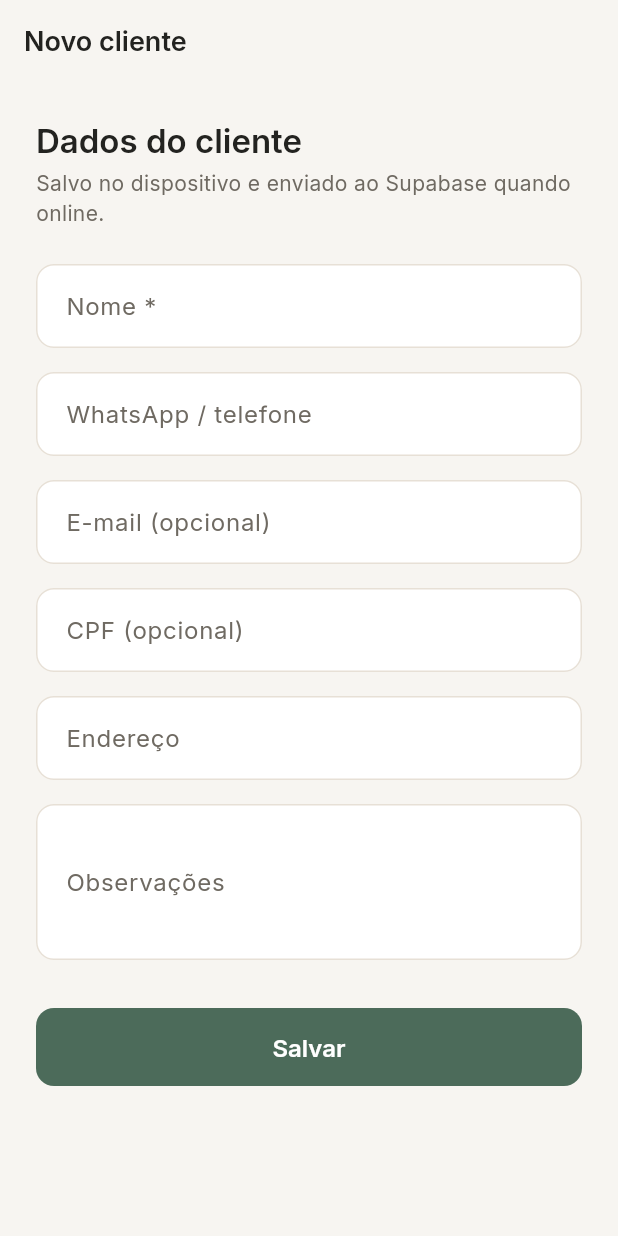
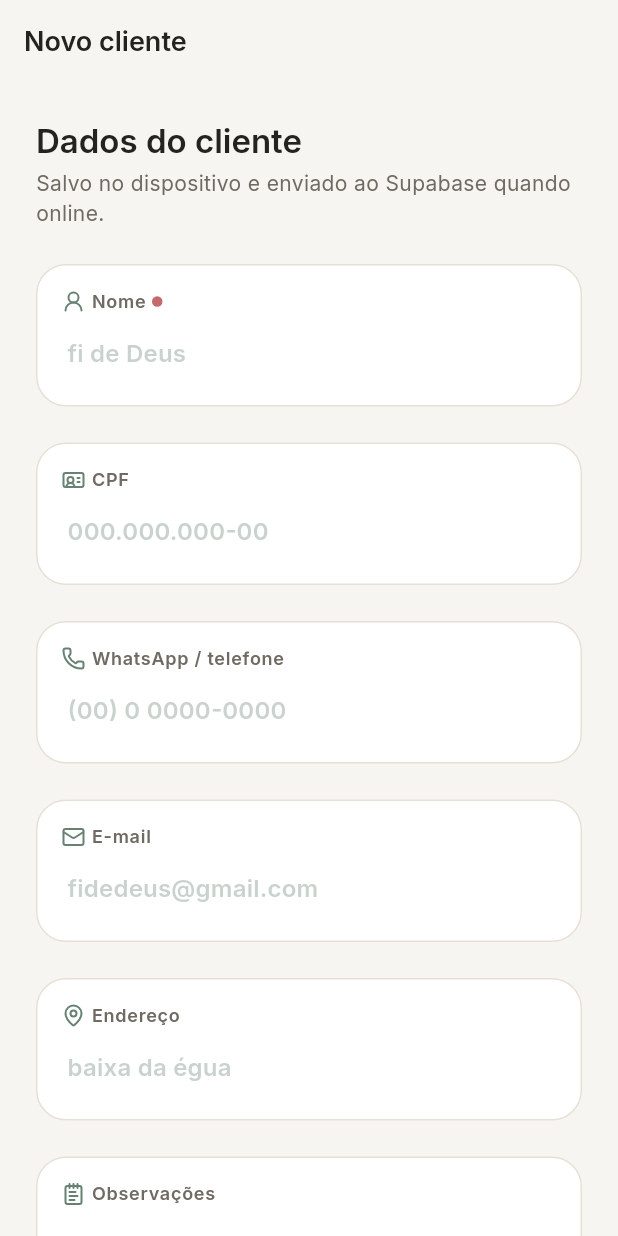
Before and after one commit to firmisbr/facilite-plus, a Flutter app: the ClientFormPage screen opened by its route, on a phone screen of 412 x 824 dp. Run offline on Flutter 3.47's test engine with Material 3 defaults, Android fonts, the phone set to English and light mode, and no system bars; our stand-ins replace connectivity_plus, drift, flutter_lucide, flutter_riverpod, go_router, google_fonts and 2 more; accounts and stored records are empty; generated files the repository leaves out were written again.

Commit message:
feat(ui): padroniza AppTextField e mascaras nos formularios
Co-authored-by: Cursor <cursoragent@cursor.com>

```diff
--- a/lib/features/clients/presentation/pages/client_form_page.dart
+++ b/lib/features/clients/presentation/pages/client_form_page.dart
@@ -6,6 +6,8 @@ import '../../../../core/theme/app_colors.dart';
 import '../../../../core/theme/app_spacing.dart';
 import '../../../../services/supabase/supabase_providers.dart';
 import '../../../../services/sync/sync_providers.dart';
+import '../../../../shared/utils/br_cpf_input_formatter.dart';
+import '../../../../shared/utils/br_phone_input_formatter.dart';
 import '../../../../shared/widgets/app_bar_actions.dart';
 import '../../../../shared/widgets/app_primary_button.dart';
 import '../../../../shared/widgets/app_text_field.dart';
@@ -48,9 +50,9 @@ class _ClientFormPageState extends ConsumerState<ClientFormPage> {
         await ref.read(clientsRepositoryProvider).getById(widget.clientId!);
     if (client == null || !mounted) return;
     _nameController.text = client.name;
-    _phoneController.text = client.phone ?? '';
+    _phoneController.text = BrPhoneInputFormatter.formatDisplay(client.phone);
     _emailController.text = client.email ?? '';
-    _documentController.text = client.document ?? '';
+    _documentController.text = BrCpfInputFormatter.formatDisplay(client.document);
     _addressController.text = client.address ?? '';
     _notesController.text = client.notes ?? '';
     setState(() => _initialLoad = false);
@@ -218,32 +220,41 @@ class _ClientFormPageState extends ConsumerState<ClientFormPage> {
                   AppTextField(
                     controller: _nameController,
                     label: 'Nome *',
+                    hint: 'fi de Deus',
                     validator: (v) =>
                         v == null || v.trim().isEmpty ? 'Obrigatório' : null,
                   ),
-                  const SizedBox(height: AppSpacing.md),
+                  const SizedBox(height: AppSpacing.lg),
+                  AppTextField(
+                    controller: _documentController,
+                    label: 'CPF (opcional)',
+                    hint: '000.000.000-00',
+                    keyboardType: TextInputType.number,
+                    inputFormatters: const [BrCpfInputFormatter()],
+                  ),
+                  const SizedBox(height: AppSpacing.lg),
                   AppTextField(
                     controller: _phoneController,
                     label: 'WhatsApp / telefone',
+                    hint: '(00) 0 0000-0000',
                     keyboardType: TextInputType.phone,
+                    inputFormatters: const [BrPhoneInputFormatter()],
                   ),
-                  const SizedBox(height: AppSpacing.md),
+                  const SizedBox(height: AppSpacing.lg),
                   AppTextField(
                     controller: _emailController,
                     label: 'E-mail (opcional)',
+                    hint: 'fidedeus@gmail.com',
                     keyboardType: TextInputType.emailAddress,
+                    autocorrect: false,
                   ),
-                  const SizedBox(height: AppSpacing.md),
-                  AppTextField(
-                    controller: _documentController,
-                    label: 'CPF (opcional)',
-                  ),
-                  const SizedBox(height: AppSpacing.md),
+                  const SizedBox(height: AppSpacing.lg),
                   AppTextField(
                     controller: _addressController,
                     label: 'Endereço',
+                    hint: 'baixa da égua',
                   ),
-                  const SizedBox(height: AppSpacing.md),
+                  const SizedBox(height: AppSpacing.lg),
                   AppTextField(
                     controller: _notesController,
                     label: 'Observações',
--- a/lib/features/loans/presentation/pages/loan_create_page.dart
+++ b/lib/features/loans/presentation/pages/loan_create_page.dart
@@ -726,6 +726,7 @@ class _ClientStepPage extends StatelessWidget {
               label: 'E-mail',
               controller: emailController,
               keyboardType: TextInputType.emailAddress,
+              hintText: 'fidedeus@gmail.com',
               autocorrect: false,
             ),
             const SizedBox(height: AppSpacing.lg),
--- a/lib/shared/widgets/app_text_field.dart
+++ b/lib/shared/widgets/app_text_field.dart
@@ -1,12 +1,17 @@
 import 'package:flutter/material.dart';
 import 'package:flutter/services.dart';
+import 'package:flutter_lucide/flutter_lucide.dart';
 
+import 'floating_label_input_card.dart';
+
+/// Campo de formulário padrão do app (card com rótulo no topo).
 class AppTextField extends StatelessWidget {
   const AppTextField({
     super.key,
-    this.controller,
+    required this.controller,
     this.label,
     this.hint,
+    this.icon,
     this.obscureText = false,
     this.keyboardType,
     this.maxLines = 1,
@@ -16,11 +21,18 @@ class AppTextField extends StatelessWidget {
     this.inputFormatters,
     this.readOnly = false,
     this.onTap,
+    this.required,
+    this.textAlign = TextAlign.start,
+    this.prefixText,
+    this.suffixText,
+    this.textCapitalization = TextCapitalization.none,
+    this.fieldStyle,
   });
 
-  final TextEditingController? controller;
+  final TextEditingController controller;
   final String? label;
   final String? hint;
+  final IconData? icon;
   final bool obscureText;
   final TextInputType? keyboardType;
   final int maxLines;
@@ -30,25 +42,77 @@ class AppTextField extends StatelessWidget {
   final List<TextInputFormatter>? inputFormatters;
   final bool readOnly;
   final VoidCallback? onTap;
+  final bool? required;
+  final TextAlign textAlign;
+  final String? prefixText;
+  final String? suffixText;
+  final TextCapitalization textCapitalization;
+  final TextStyle? fieldStyle;
+
+  static String displayLabel(String? label) {
+    if (label == null) return 'Campo';
+    return label
+        .replaceAll('*', '')
+        .replaceAll(RegExp(r'\s*\(opcional\)\s*', caseSensitive: false), '')
+        .trim();
+  }
+
+  static bool isRequiredLabel(String? label, bool? required) {
+    if (required != null) return required;
+    return label != null && label.contains('*');
+  }
+
+  static IconData iconForLabel(String? label) {
+    final l = (label ?? '').toLowerCase();
+    if (l.contains('e-mail') || l.contains('email')) return LucideIcons.mail;
+    if (l.contains('senha') || l.contains('password')) {
+      return LucideIcons.lock;
+    }
+    if (l.contains('whatsapp') ||
+        l.contains('telefone') ||
+        l.contains('phone')) {
+      return LucideIcons.phone;
+    }
+    if (l.contains('cpf') || l.contains('documento')) {
+      return LucideIcons.id_card;
+    }
+    if (l.contains('nome')) return LucideIcons.user_round;
+    if (l.contains('endereço') || l.contains('endereco')) {
+      return LucideIcons.map_pin;
+    }
+    if (l.contains('valor')) return LucideIcons.banknote;
+    if (l.contains('parcela')) return LucideIcons.layers;
+    if (l.contains('juros')) return LucideIcons.percent;
+    if (l.contains('data') || l.contains('vencimento')) {
+      return LucideIcons.calendar;
+    }
+    if (l.contains('observ')) return LucideIcons.notepad_text;
+    if (l.contains('confirmar')) return LucideIcons.lock_keyhole;
+    return LucideIcons.pencil;
+  }
 
   @override
   Widget build(BuildContext context) {
-    return TextFormField(
+    return FloatingLabelInputCard(
+      icon: icon ?? iconForLabel(label),
+      label: displayLabel(label),
       controller: controller,
+      keyboardType: keyboardType,
+      inputFormatters: inputFormatters,
+      validator: validator,
+      maxLines: maxLines,
+      textCapitalization: textCapitalization,
+      autocorrect: autocorrect,
+      textAlign: textAlign,
+      prefixText: prefixText,
+      suffixText: suffixText,
+      hintText: hint,
+      fieldStyle: fieldStyle,
+      required: isRequiredLabel(label, required),
       obscureText: obscureText,
-      keyboardType: keyboardType,
-      maxLines: maxLines,
-      validator: validator,
-      autocorrect: autocorrect,
-      inputFormatters: inputFormatters,
+      suffixIcon: suffixIcon,
       readOnly: readOnly,
       onTap: onTap,
-      style: Theme.of(context).textTheme.bodyLarge,
-      decoration: InputDecoration(
-        labelText: label,
-        hintText: hint,
-        suffixIcon: suffixIcon,
-      ),
     );
   }
 }
--- a/lib/shared/widgets/floating_label_input_card.dart
+++ b/lib/shared/widgets/floating_label_input_card.dart
@@ -23,6 +23,10 @@ class FloatingLabelInputCard extends StatelessWidget {
     this.hintText,
     this.fieldStyle,
     this.required = false,
+    this.obscureText = false,
+    this.suffixIcon,
+    this.readOnly = false,
+    this.onTap,
   });
 
   final IconData icon;
@@ -40,6 +44,10 @@ class FloatingLabelInputCard extends StatelessWidget {
   final String? hintText;
   final TextStyle? fieldStyle;
   final bool required;
+  final bool obscureText;
+  final Widget? suffixIcon;
+  final bool readOnly;
+  final VoidCallback? onTap;
 
   @override
   Widget build(BuildContext context) {
@@ -104,8 +112,12 @@ class FloatingLabelInputCard extends StatelessWidget {
             textCapitalization: textCapitalization,
             autocorrect: autocorrect,
             textAlign: textAlign,
+            obscureText: obscureText,
+            readOnly: readOnly,
+            onTap: onTap,
             style: resolvedStyle,
             decoration: InputDecoration(
+              suffixIcon: suffixIcon,
               border: InputBorder.none,
               enabledBorder: InputBorder.none,
               focusedBorder: InputBorder.none,
```
